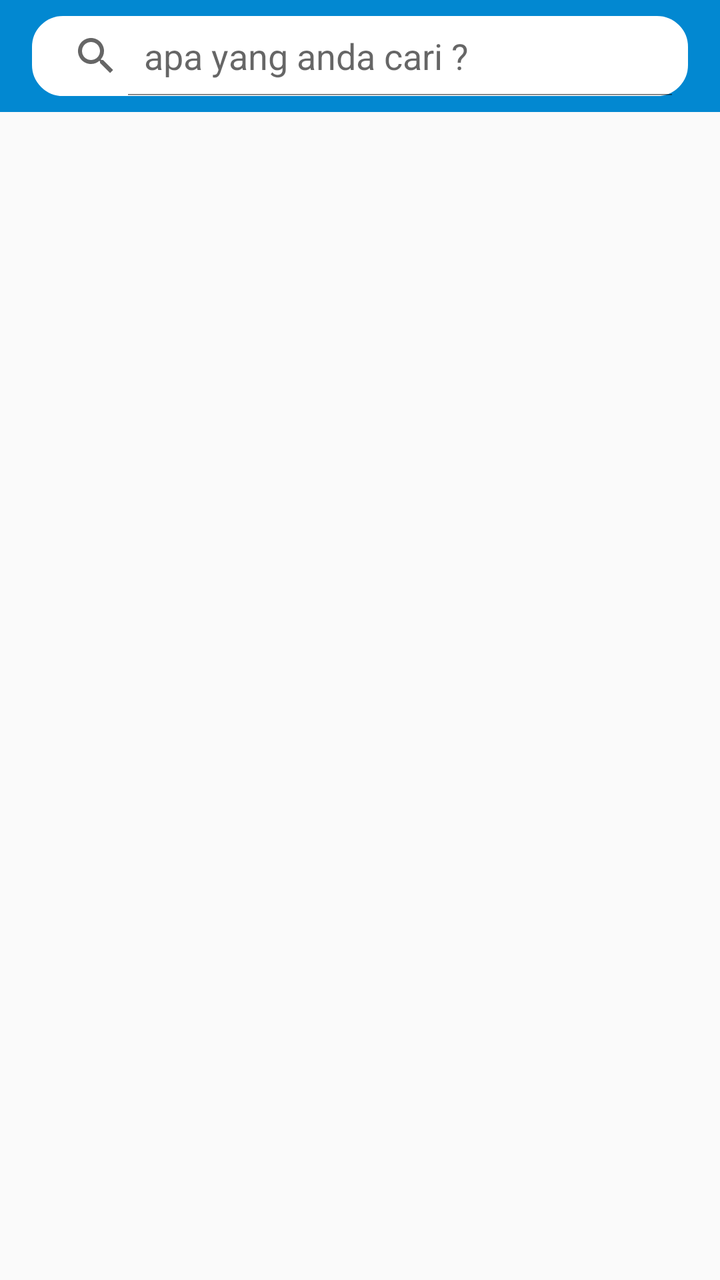
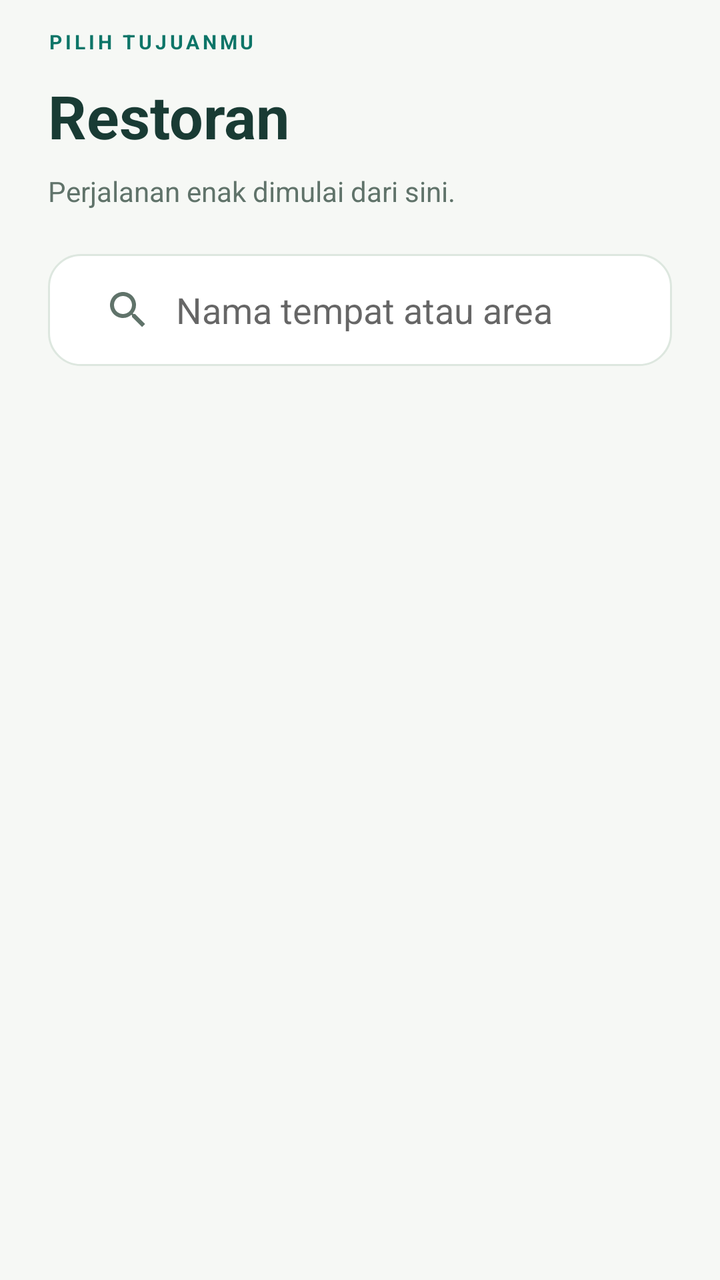

Before-and-after screenshots of an Android layout around one commit, followed by the original layout XML and the change that was made.
<!-- AndroidManifest.xml: activity theme EditorTheme -->
<!-- res/layout/activity_restoran.xml -->
<?xml version="1.0" encoding="utf-8"?>
<LinearLayout
    xmlns:android="http://schemas.android.com/apk/res/android"
    xmlns:app="http://schemas.android.com/apk/res-auto"
    xmlns:tools="http://schemas.android.com/tools"
    android:layout_width="match_parent"
    android:layout_height="match_parent"
    android:orientation="vertical"
    tools:context="me.cekpedia.RestoranActivity">

    <RelativeLayout
        android:layout_width="match_parent"
        android:layout_height="?attr/actionBarSize">

        <ImageView
            android:layout_width="match_parent"
            android:layout_height="?attr/actionBarSize"
            android:background="#0288D1" />

        <SearchView
            android:id="@+id/cari"
            android:layout_width="match_parent"
            android:layout_height="?android:attr/actionBarSize"
            android:layout_marginLeft="16dp"
            android:layout_marginRight="16dp"
            android:layout_marginTop="8dp"
            android:layout_marginBottom="8dp"
            android:backgroundTint="#FFF"
            android:background="@drawable/search_layout"
            android:drawableLeft="@drawable/ic_search"
            android:queryHint="apa yang anda cari ?"
            android:iconifiedByDefault="false"
            />

        <ImageView
            android:layout_width="wrap_content"
            android:layout_height="wrap_content"
            android:layout_alignLeft="@+id/cari"
            android:layout_alignParentTop="true"
            android:layout_alignStart="@+id/cari"
            android:layout_marginTop="567dp"
            android:src="@drawable/ic_home_black_24dp"
            android:tint="@color/colorvector" />

    </RelativeLayout>
    <LinearLayout
        android:layout_width="match_parent"
        android:layout_height="wrap_content"
        android:orientation="vertical">
        <ListView
            android:layout_width="match_parent"
            android:layout_height="wrap_content"
            android:id="@+id/listviewrestoran">
            


        </ListView>
        <android.support.v7.widget.RecyclerView
            android:layout_width="match_parent"
            android:layout_height="wrap_content"
            android:padding="16dp"
            android:background="#FFF"
            android:layout_margin="8dp"
            android:visibility="gone"
            android:id="@+id/result_list_restoran">

        </android.support.v7.widget.RecyclerView>
    </LinearLayout>
</LinearLayout>
<!-- resources referenced by this layout -->
<resources>
  <color name="colorvector">#FFFFFF</color>
  <!-- drawable ic_home_black_24dp (drawable) -->
  <vector android:height="32dp" android:viewportHeight="24.0"
      android:viewportWidth="24.0" android:width="32dp" xmlns:android="http://schemas.android.com/apk/res/android">
      <path android:fillColor="#FF000000" android:pathData="M10,20v-6h4v6h5v-8h3L12,3 2,12h3v8z"/>
  </vector>
  <!-- drawable ic_search (drawable) -->
  <vector xmlns:android="http://schemas.android.com/apk/res/android"
          android:width="24dp"
          android:height="24dp"
          android:viewportWidth="24.0"
          android:viewportHeight="24.0">
      <path
          android:fillColor="#FF000000"
          android:pathData="M15.5,14h-0.79l-0.28,-0.27C15.41,12.59 16,11.11 16,9.5 16,5.91 13.09,3 9.5,3S3,5.91 3,9.5 5.91,16 9.5,16c1.61,0 3.09,-0.59 4.23,-1.57l0.27,0.28v0.79l5,4.99L20.49,19l-4.99,-5zM9.5,14C7.01,14 5,11.99 5,9.5S7.01,5 9.5,5 14,7.01 14,9.5 11.99,14 9.5,14z"/>
  </vector>
  <!-- drawable search_layout (drawable) -->
  <?xml version="1.0" encoding="utf-8"?>
  <shape xmlns:android="http://schemas.android.com/apk/res/android">
  
      <stroke android:color="#95989A" android:width="1dp"/>
      <corners android:radius="15dp"/>
  
  </shape>
  <style name="EditorTheme" parent="Theme.AppCompat.Light.DarkActionBar">
          <item name="colorPrimary">@color/editorColorPrimary</item>
          <item name="colorAccent">@color/colorAccent</item>
      </style>
  <color name="editorColorPrimary">#0288D1</color>
  <color name="colorAccent">#FF4081</color>
</resources>

<!-- the commit's change to res/layout/activity_restoran.xml (unified diff, before → after) -->
@@ -1,69 +1,20 @@
 <?xml version="1.0" encoding="utf-8"?>
-<LinearLayout
-    xmlns:android="http://schemas.android.com/apk/res/android"
-    xmlns:app="http://schemas.android.com/apk/res-auto"
-    xmlns:tools="http://schemas.android.com/tools"
-    android:layout_width="match_parent"
-    android:layout_height="match_parent"
-    android:orientation="vertical"
-    tools:context="me.cekpedia.RestoranActivity">
-
-    <RelativeLayout
-        android:layout_width="match_parent"
-        android:layout_height="?attr/actionBarSize">
-
-        <ImageView
-            android:layout_width="match_parent"
-            android:layout_height="?attr/actionBarSize"
-            android:background="#0288D1" />
-
-        <SearchView
-            android:id="@+id/cari"
-            android:layout_width="match_parent"
-            android:layout_height="?android:attr/actionBarSize"
-            android:layout_marginLeft="16dp"
-            android:layout_marginRight="16dp"
-            android:layout_marginTop="8dp"
-            android:layout_marginBottom="8dp"
-            android:backgroundTint="#FFF"
-            android:background="@drawable/search_layout"
-            android:drawableLeft="@drawable/ic_search"
-            android:queryHint="apa yang anda cari ?"
-            android:iconifiedByDefault="false"
-            />
-
-        <ImageView
-            android:layout_width="wrap_content"
-            android:layout_height="wrap_content"
-            android:layout_alignLeft="@+id/cari"
-            android:layout_alignParentTop="true"
-            android:layout_alignStart="@+id/cari"
-            android:layout_marginTop="567dp"
-            android:src="@drawable/ic_home_black_24dp"
-            android:tint="@color/colorvector" />
-
-    </RelativeLayout>
-    <LinearLayout
-        android:layout_width="match_parent"
-        android:layout_height="wrap_content"
-        android:orientation="vertical">
-        <ListView
-            android:layout_width="match_parent"
-            android:layout_height="wrap_content"
-            android:id="@+id/listviewrestoran">
-            
-
-
-        </ListView>
-        <android.support.v7.widget.RecyclerView
-            android:layout_width="match_parent"
-            android:layout_height="wrap_content"
-            android:padding="16dp"
-            android:background="#FFF"
-            android:layout_margin="8dp"
-            android:visibility="gone"
-            android:id="@+id/result_list_restoran">
-
-        </android.support.v7.widget.RecyclerView>
+<LinearLayout xmlns:android="http://schemas.android.com/apk/res/android" xmlns:app="http://schemas.android.com/apk/res-auto" android:layout_width="match_parent" android:layout_height="match_parent" android:orientation="vertical" android:background="@color/canvas">
+     <LinearLayout android:layout_width="match_parent" android:layout_height="wrap_content" android:orientation="vertical" android:paddingLeft="24dp" android:paddingRight="24dp" android:paddingTop="14dp">
+      <TextView android:layout_width="match_parent" android:layout_height="wrap_content" android:text="PILIH TUJUANMU" android:textSize="10sp" android:textColor="@color/colorPrimary" android:fontFamily="sans-serif" android:textStyle="bold" android:letterSpacing="0.16" /><TextView android:layout_width="match_parent" android:layout_height="wrap_content" android:text="Restoran" android:textSize="30sp" android:textColor="@color/ink" android:fontFamily="sans-serif" android:textStyle="bold" android:layout_marginTop="10dp"/><TextView android:layout_width="match_parent" android:layout_height="wrap_content" android:text="Perjalanan enak dimulai dari sini." android:textSize="14sp" android:textColor="@color/muted" android:fontFamily="sans-serif" android:layout_marginTop="8dp" android:lineSpacingExtra="3dp"/>
+      <SearchView android:id="@+id/cari" android:layout_width="match_parent" android:layout_height="56dp" android:layout_marginTop="22dp" android:layout_marginBottom="16dp" android:background="@drawable/bg_field" android:iconifiedByDefault="false" android:queryHint="Nama tempat atau area" android:queryBackground="@android:color/transparent" android:paddingLeft="8dp" android:paddingRight="8dp"/>
+     </LinearLayout>
+     <FrameLayout android:layout_width="match_parent" android:layout_height="0dp" android:layout_weight="1">
+      <ListView android:id="@+id/listviewrestoran" android:layout_width="match_parent" android:layout_height="match_parent" android:paddingLeft="24dp" android:paddingRight="24dp" android:paddingBottom="24dp" android:clipToPadding="false" android:divider="@android:color/transparent" android:dividerHeight="14dp" android:scrollbars="none"/>
+      <android.support.v7.widget.RecyclerView android:id="@+id/result_list_restoran" android:layout_width="match_parent" android:layout_height="match_parent" android:paddingLeft="24dp" android:paddingRight="24dp" android:paddingBottom="24dp" android:clipToPadding="false" android:visibility="gone"/>
+<include layout="@layout/view_empty_places" android:id="@+id/category_empty" android:layout_width="match_parent" android:layout_height="wrap_content" android:layout_marginLeft="24dp" android:layout_marginRight="24dp" android:visibility="gone"/>
+     </FrameLayout>
     </LinearLayout>
+<!-- res/layout/view_empty_places.xml (included above) -->
+<?xml version="1.0" encoding="utf-8"?>
+<LinearLayout xmlns:android="http://schemas.android.com/apk/res/android" xmlns:app="http://schemas.android.com/apk/res-auto" android:layout_width="match_parent" android:layout_height="wrap_content" android:orientation="vertical" android:background="@drawable/bg_mint" android:padding="24dp">
+ <ImageView android:layout_width="40dp" android:layout_height="40dp" android:src="@drawable/ic_ui_pin"/>
+ <TextView android:layout_width="match_parent" android:layout_height="wrap_content" android:text="Masih ada yang bisa ditemukan." android:textSize="21sp" android:textColor="@color/ink" android:fontFamily="sans-serif" android:id="@+id/empty_places_title" android:textStyle="bold" android:layout_marginTop="18dp"/>
+ <TextView android:layout_width="match_parent" android:layout_height="wrap_content" android:text="Belum ada tempat untuk ditampilkan. Coba pencarian lain atau jelajahi kategori berikutnya." android:textSize="14sp" android:textColor="@color/muted" android:fontFamily="sans-serif" android:id="@+id/empty_places_message" android:lineSpacingExtra="5dp" android:layout_marginTop="10dp"/>
+<Button android:id="@+id/retry_places" style="@style/Cek.Button.Secondary" android:text="Muat ulang" android:visibility="gone" android:layout_marginTop="18dp"/>
 </LinearLayout>
<!-- resource entries referenced after the edit -->
@@ -1,34 +1,33 @@
 <!-- resources referenced by this layout -->
 <resources>
-  <color name="colorvector">#FFFFFF</color>
-  <!-- drawable ic_home_black_24dp (drawable) -->
-  <vector android:height="32dp" android:viewportHeight="24.0"
-      android:viewportWidth="24.0" android:width="32dp" xmlns:android="http://schemas.android.com/apk/res/android">
-      <path android:fillColor="#FF000000" android:pathData="M10,20v-6h4v6h5v-8h3L12,3 2,12h3v8z"/>
-  </vector>
-  <!-- drawable ic_search (drawable) -->
-  <vector xmlns:android="http://schemas.android.com/apk/res/android"
-          android:width="24dp"
-          android:height="24dp"
-          android:viewportWidth="24.0"
-          android:viewportHeight="24.0">
-      <path
-          android:fillColor="#FF000000"
-          android:pathData="M15.5,14h-0.79l-0.28,-0.27C15.41,12.59 16,11.11 16,9.5 16,5.91 13.09,3 9.5,3S3,5.91 3,9.5 5.91,16 9.5,16c1.61,0 3.09,-0.59 4.23,-1.57l0.27,0.28v0.79l5,4.99L20.49,19l-4.99,-5zM9.5,14C7.01,14 5,11.99 5,9.5S7.01,5 9.5,5 14,7.01 14,9.5 11.99,14 9.5,14z"/>
-  </vector>
-  <!-- drawable search_layout (drawable) -->
+  <color name="canvas">#F6F8F5</color>
+  <color name="colorPrimary">#0D7568</color>
+  <color name="ink">#193B34</color>
+  <color name="muted">#60736A</color>
+  <!-- drawable bg_field (drawable) -->
   <?xml version="1.0" encoding="utf-8"?>
-  <shape xmlns:android="http://schemas.android.com/apk/res/android">
-  
-      <stroke android:color="#95989A" android:width="1dp"/>
-      <corners android:radius="15dp"/>
-  
-  </shape>
-  <style name="EditorTheme" parent="Theme.AppCompat.Light.DarkActionBar">
-          <item name="colorPrimary">@color/editorColorPrimary</item>
-          <item name="colorAccent">@color/colorAccent</item>
-      </style>
-  <color name="editorColorPrimary">#0288D1</color>
-  <color name="colorAccent">#FF4081</color>
+  <shape xmlns:android="http://schemas.android.com/apk/res/android"><solid android:color="#FFFFFF"/><corners android:radius="16dp"/><stroke android:width="1dp" android:color="#DDE7DF"/></shape>
+  <!-- drawable bg_mint (drawable) -->
+  <?xml version="1.0" encoding="utf-8"?>
+  <shape xmlns:android="http://schemas.android.com/apk/res/android"><solid android:color="#E6F1E9"/><corners android:radius="18dp"/></shape>
+  <!-- drawable ic_ui_pin (drawable) -->
+  <?xml version="1.0" encoding="utf-8"?>
+  <vector xmlns:android="http://schemas.android.com/apk/res/android" android:width="24dp" android:height="24dp" android:viewportWidth="24" android:viewportHeight="24"><path android:pathData="M20,10 C20,16 12,22 12,22 C12,22 4,16 4,10 A8,8 0,1 1,20 10 M15,10 A3,3 0,1 1,9 10 A3,3 0,1 1,15 10" android:fillColor="@android:color/transparent" android:strokeColor="#0D7568" android:strokeWidth="1.7" android:strokeLineCap="round" android:strokeLineJoin="round"/></vector>
+  <style name="Cek.Button.Secondary" parent="Cek.Button"><item name="android:background">@drawable/bg_button_secondary</item><item name="android:textColor">@color/colorPrimary</item></style>
+  <style name="EditorTheme" parent="AppTheme" />
+  <style name="Cek.Button" parent="@android:style/Widget.Button"><item name="android:layout_width">match_parent</item><item name="android:layout_height">56dp</item><item name="android:textAllCaps">false</item><item name="android:textSize">15sp</item><item name="android:fontFamily">sans-serif-medium</item><item name="android:elevation">0dp</item><item name="android:stateListAnimator">@null</item><item name="android:paddingLeft">20dp</item><item name="android:paddingRight">20dp</item></style>
+  <!-- drawable bg_button_secondary (drawable) -->
+  <?xml version="1.0" encoding="utf-8"?>
+  <selector xmlns:android="http://schemas.android.com/apk/res/android"><item android:state_pressed="true"><shape><solid android:color="#D2E7D8"/><corners android:radius="16dp"/></shape></item><item><shape><solid android:color="#E6F1E9"/><corners android:radius="16dp"/></shape></item></selector>
+  <style name="AppTheme" parent="Theme.AppCompat.Light.DarkActionBar">
+    <item name="colorPrimary">@color/canvas</item><item name="colorPrimaryDark">@color/canvas</item>
+    <item name="colorAccent">@color/colorPrimary</item><item name="android:windowBackground">@color/canvas</item>
+    <item name="android:fontFamily">sans-serif</item><item name="android:colorBackground">@color/canvas</item>
+    <item name="android:textColorPrimary">@color/ink</item><item name="android:textColorSecondary">@color/muted</item>
+    <item name="actionBarTheme">@style/Cek.ActionBar</item><item name="actionBarStyle">@style/Cek.ActionBarStyle</item>
+   </style>
+  <style name="Cek.ActionBar" parent="ThemeOverlay.AppCompat.Light"><item name="colorControlNormal">@color/ink</item><item name="android:textColorPrimary">@color/ink</item></style>
+  <style name="Cek.ActionBarStyle" parent="Widget.AppCompat.ActionBar.Solid"><item name="background">@color/canvas</item><item name="elevation">0dp</item><item name="titleTextStyle">@style/Cek.ActionBarTitle</item></style>
+  <style name="Cek.ActionBarTitle" parent="TextAppearance.AppCompat.Widget.ActionBar.Title"><item name="android:textColor">@color/ink</item><item name="android:textSize">18sp</item><item name="android:fontFamily">sans-serif-medium</item></style>
 </resources>
 
